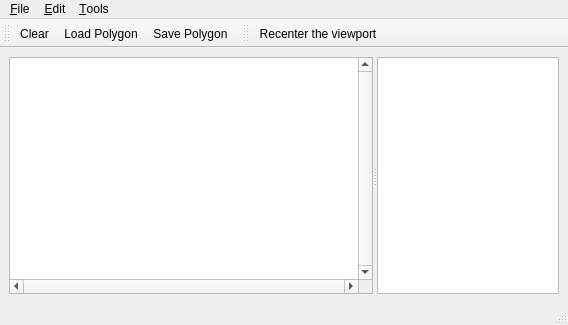
Old version of the form GraphicsView/demo/Polygon/Polygon_2.ui in the repository CGAL/cgal.
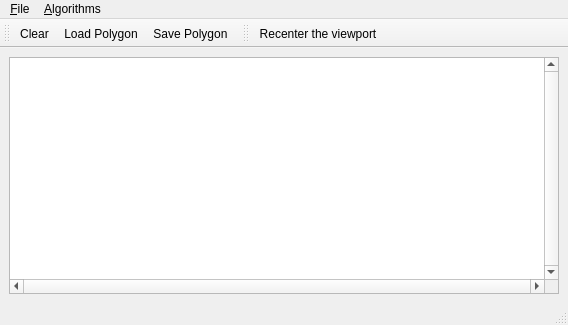
New version of the form. Icons and pictures are not drawn.

Commit message: Removed textoutput, Edit, and renamed Tools to Algorithms

Patch:
```diff
--- a/GraphicsView/demo/Polygon/Polygon_2.ui
+++ b/GraphicsView/demo/Polygon/Polygon_2.ui
@@ -44,14 +44,6 @@
         <enum>QGraphicsView::NoAnchor</enum>
        </property>
       </widget>
-      <widget class="QTextEdit" name="textEdit" >
-       <property name="sizePolicy" >
-        <sizepolicy vsizetype="Expanding" hsizetype="Expanding" >
-         <horstretch>1</horstretch>
-         <verstretch>0</verstretch>
-        </sizepolicy>
-       </property>
-      </widget>
      </widget>
     </item>
    </layout>
@@ -103,14 +95,9 @@
     <addaction name="separator" />
     <addaction name="actionQuit" />
    </widget>
-   <widget class="QMenu" name="menuEdit" >
-    <property name="title" >
-     <string>&amp;Edit</string>
-    </property>
-   </widget>
    <widget class="QMenu" name="menuTools" >
     <property name="title" >
-     <string>&amp;Tools</string>
+     <string>&amp;Algorithms</string>
     </property>
     <addaction name="separator" />
     <addaction name="actionRecenter" />
@@ -123,7 +110,6 @@
     <addaction name="actionLinearLeastSquaresFittingOfSegments" />
    </widget>
    <addaction name="menuFile" />
-   <addaction name="menuEdit" />
    <addaction name="menuTools" />
   </widget>
   <action name="actionAbout" >
```
The commit also changes 1 other file.
